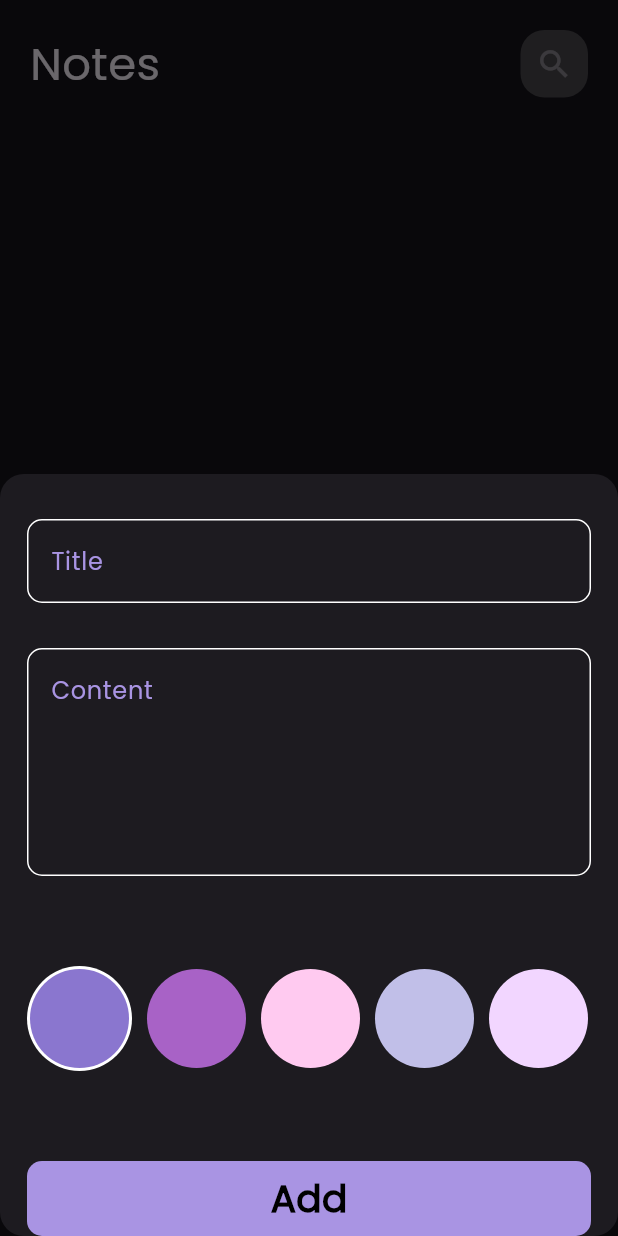
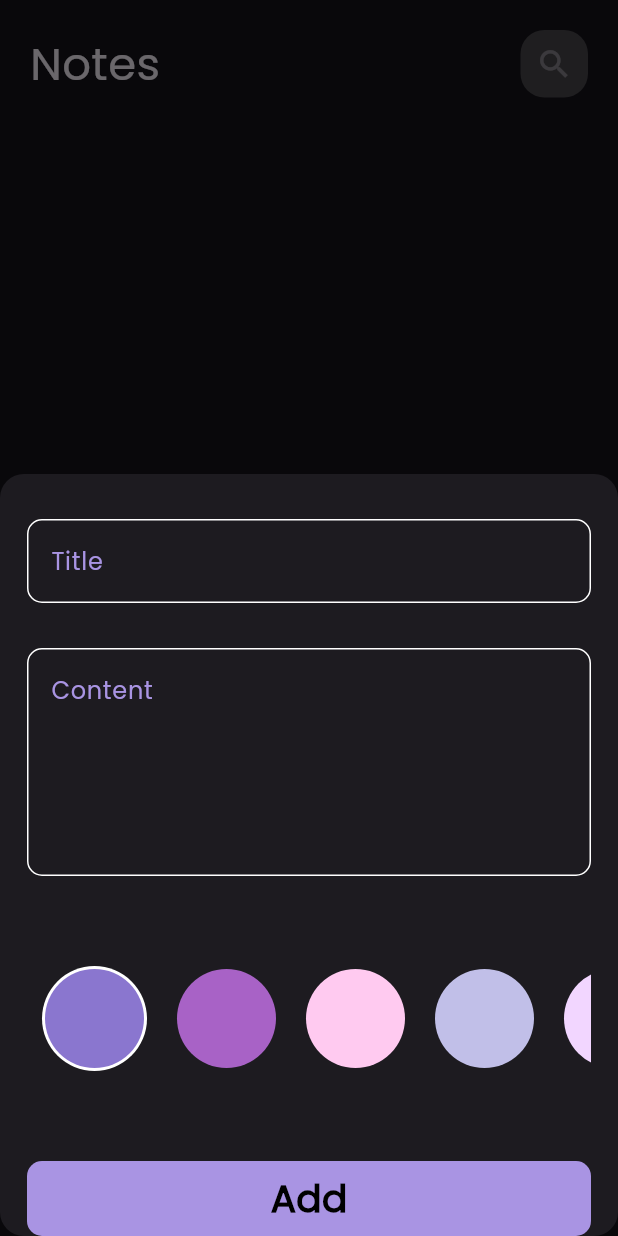
Before and after one commit to amera612/notes_app, a Flutter app: the screen it shows after launch, after a tap on the "add" icon, on a phone screen of 412 x 824 dp. Run offline on Flutter 3.47's test engine with Material 3 defaults, Android fonts, the phone set to English and light mode, and no system bars; our stand-ins replace bloc, flutter_bloc, hive, hive_flutter; accounts and stored records are empty.

```diff
--- a/lib/constants.dart
+++ b/lib/constants.dart
@@ -4,14 +4,14 @@ const kPrimaryColor = Color.fromARGB(255, 169, 148, 227);
 // Color(0xff62FCD7);
 const kNotesBox = 'notes_box';
 List<Color> kColorChosen = const [
-  const Color.fromARGB(255, 138, 118, 207),
-  const Color.fromARGB(255, 168, 98, 198),
-  const Color.fromARGB(255, 255, 202, 240),
-  const Color.fromARGB(255, 193, 191, 232),
-  const Color.fromARGB(255, 242, 214, 255),
-  const Color.fromARGB(255, 132, 157, 193),
-  const Color.fromARGB(255, 169, 216, 227),
-  const Color.fromARGB(255, 230, 154, 139),
-  const Color.fromARGB(255, 227, 165, 190),
-  const Color.fromARGB(255, 255, 217, 179),
+  Color.fromARGB(255, 138, 118, 207),
+  Color.fromARGB(255, 168, 98, 198),
+  Color.fromARGB(255, 255, 202, 240),
+  Color.fromARGB(255, 193, 191, 232),
+  Color.fromARGB(255, 242, 214, 255),
+  Color.fromARGB(255, 132, 157, 193),
+  Color.fromARGB(255, 169, 216, 227),
+  Color.fromARGB(255, 230, 154, 139),
+  Color.fromARGB(255, 227, 165, 190),
+  Color.fromARGB(255, 255, 217, 179),
 ];
--- a/lib/widgets/edit_note_view_body.dart
+++ b/lib/widgets/edit_note_view_body.dart
@@ -2,6 +2,7 @@ import 'package:flutter/material.dart';
 import 'package:flutter_bloc/flutter_bloc.dart';
 import 'package:note_app/cubits/cubit/read_notes_cubit.dart';
 import 'package:note_app/models/note_model.dart';
+import 'package:note_app/widgets/colors_list_view.dart';
 import 'package:note_app/widgets/custom_app_bar.dart';
 import 'package:note_app/widgets/custom_text_field.dart';
 
@@ -47,6 +48,10 @@ class _EditNoteViewBodyState extends State<EditNoteViewBody> {
             hint: widget.note.subTitle,
             maxLines: 7,
           ),
+          const SizedBox(height: 30),
+          EditNoteColorsList(
+            note: widget.note,
+          )
         ],
       ),
     );
```
Also changed, not shown: lib/widgets/colors_list_view.dart (+43 -1 lines), pubspec.lock, 4 other files.
